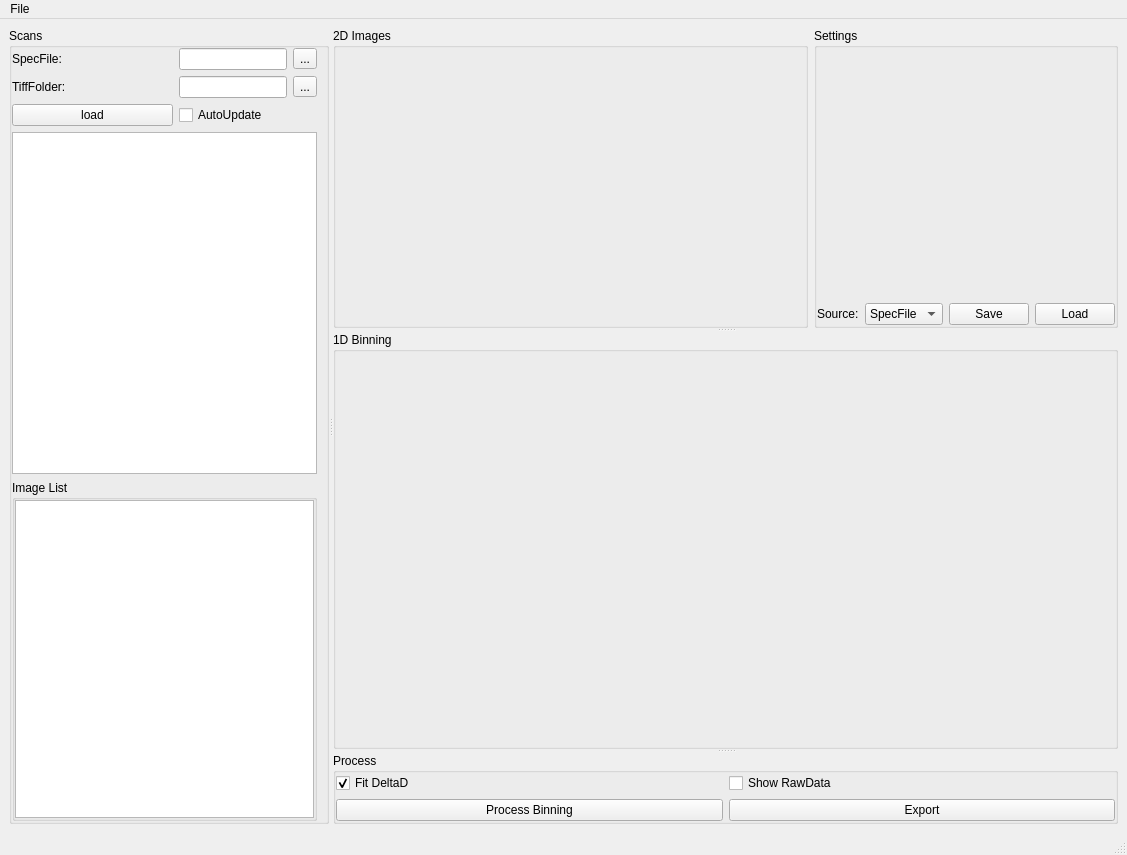
First picture: the form in src/rixsviewer/rixsviewer.ui, repository AdvancedPhotonSource/rixsviewer, before the edit.
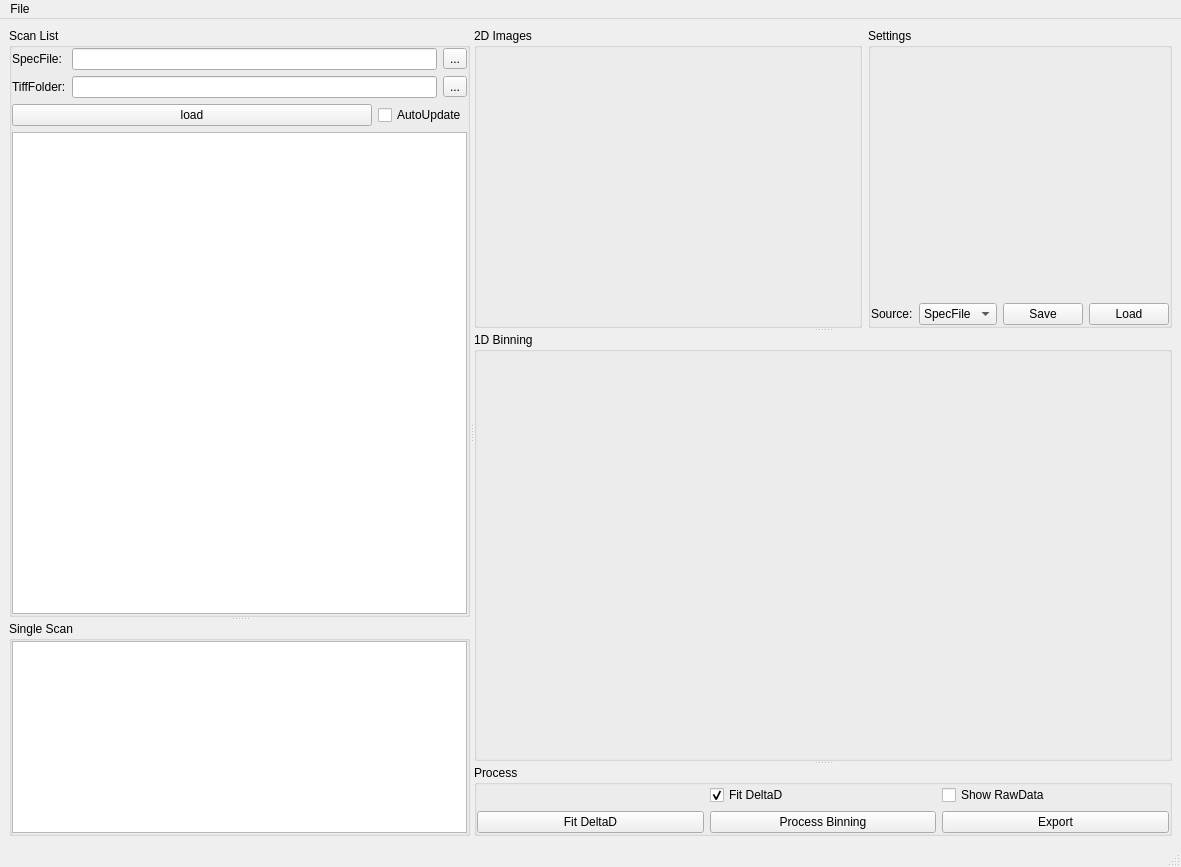
Second picture: the form after the edit. Custom widgets are drawn as their Qt base class.

```diff
--- a/src/rixsviewer/rixsviewer.ui
+++ b/src/rixsviewer/rixsviewer.ui
@@ -6,8 +6,8 @@
    <rect>
     <x>0</x>
     <y>0</y>
-    <width>1127</width>
-    <height>855</height>
+    <width>1181</width>
+    <height>867</height>
    </rect>
   </property>
   <property name="windowTitle">
@@ -16,25 +16,29 @@
   <widget class="QWidget" name="centralwidget">
    <layout class="QGridLayout" name="gridLayout_9">
     <item row="0" column="0">
-     <widget class="QSplitter" name="splitter_2">
+     <widget class="QSplitter" name="splitter_3">
       <property name="orientation">
        <enum>Qt::Orientation::Horizontal</enum>
       </property>
+      <widget class="QSplitter" name="splitter_2">
+       <property name="orientation">
+        <enum>Qt::Orientation::Vertical</enum>
+       </property>
       <widget class="QGroupBox" name="groupBox">
        <property name="sizePolicy">
         <sizepolicy hsizetype="Preferred" vsizetype="Preferred">
          <horstretch>0</horstretch>
-         <verstretch>2</verstretch>
+          <verstretch>1</verstretch>
         </sizepolicy>
        </property>
        <property name="maximumSize">
         <size>
-         <width>320</width>
+          <width>16777215</width>
          <height>16777215</height>
         </size>
        </property>
        <property name="title">
-        <string>Scans</string>
+         <string>Scan List</string>
        </property>
        <layout class="QGridLayout" name="gridLayout">
         <property name="leftMargin">
@@ -43,9 +47,42 @@
         <property name="topMargin">
          <number>0</number>
         </property>
+         <property name="rightMargin">
+          <number>0</number>
+         </property>
         <property name="bottomMargin">
          <number>0</number>
         </property>
+         <item row="0" column="0">
+          <widget class="QLabel" name="label">
+           <property name="sizePolicy">
+            <sizepolicy hsizetype="Fixed" vsizetype="Preferred">
+             <horstretch>0</horstretch>
+             <verstretch>0</verstretch>
+            </sizepolicy>
+           </property>
+           <property name="text">
+            <string>SpecFile:</string>
+           </property>
+          </widget>
+         </item>
+         <item row="0" column="1">
+          <widget class="QLineEdit" name="lineEdit_specfilename">
+           <property name="sizePolicy">
+            <sizepolicy hsizetype="Expanding" vsizetype="Fixed">
+             <horstretch>0</horstretch>
+             <verstretch>0</verstretch>
+            </sizepolicy>
+           </property>
+          </widget>
+         </item>
+         <item row="0" column="2">
+          <widget class="QToolButton" name="toolButton_load_specfile">
+           <property name="text">
+            <string>...</string>
+           </property>
+          </widget>
+         </item>
         <item row="1" column="0">
          <widget class="QLabel" name="label_3">
           <property name="sizePolicy">
@@ -59,12 +96,29 @@
           </property>
          </widget>
         </item>
+         <item row="1" column="1">
+          <widget class="QLineEdit" name="lineEdit">
+           <property name="sizePolicy">
+            <sizepolicy hsizetype="Expanding" vsizetype="Fixed">
+             <horstretch>0</horstretch>
+             <verstretch>0</verstretch>
+            </sizepolicy>
+           </property>
+          </widget>
+         </item>
+         <item row="1" column="2">
+          <widget class="QToolButton" name="toolButton_set_tifffolder">
+           <property name="text">
+            <string>...</string>
+           </property>
+          </widget>
+         </item>
         <item row="3" column="0" colspan="3">
          <widget class="QTableView" name="tableView_scan">
           <property name="sizePolicy">
            <sizepolicy hsizetype="Preferred" vsizetype="Preferred">
             <horstretch>0</horstretch>
-            <verstretch>0</verstretch>
+             <verstretch>1</verstretch>
            </sizepolicy>
           </property>
           <property name="selectionMode">
@@ -72,97 +126,9 @@
           </property>
          </widget>
         </item>
-        <item row="4" column="0" colspan="3">
-         <widget class="QGroupBox" name="groupBox_2">
-          <property name="sizePolicy">
-           <sizepolicy hsizetype="Fixed" vsizetype="Preferred">
-            <horstretch>0</horstretch>
-            <verstretch>0</verstretch>
-           </sizepolicy>
-          </property>
-          <property name="maximumSize">
-           <size>
-            <width>320</width>
-            <height>16777215</height>
-           </size>
-          </property>
-          <property name="title">
-           <string>Image List</string>
-          </property>
-          <layout class="QGridLayout" name="gridLayout_2">
-           <property name="leftMargin">
-            <number>0</number>
-           </property>
-           <property name="topMargin">
-            <number>0</number>
-           </property>
-           <property name="rightMargin">
-            <number>0</number>
-           </property>
-           <property name="bottomMargin">
-            <number>0</number>
-           </property>
-           <item row="0" column="0">
-            <widget class="QTableView" name="tableView_image">
-             <property name="sizePolicy">
-              <sizepolicy hsizetype="Preferred" vsizetype="Preferred">
-               <horstretch>0</horstretch>
-               <verstretch>0</verstretch>
-              </sizepolicy>
-             </property>
-            </widget>
-           </item>
-          </layout>
-         </widget>
-        </item>
-        <item row="0" column="1">
-         <widget class="QLineEdit" name="lineEdit_specfilename">
-          <property name="sizePolicy">
-           <sizepolicy hsizetype="Preferred" vsizetype="Fixed">
-            <horstretch>0</horstretch>
-            <verstretch>0</verstretch>
-           </sizepolicy>
-          </property>
-         </widget>
-        </item>
-        <item row="0" column="0">
-         <widget class="QLabel" name="label">
-          <property name="sizePolicy">
-           <sizepolicy hsizetype="Fixed" vsizetype="Preferred">
-            <horstretch>0</horstretch>
-            <verstretch>0</verstretch>
-           </sizepolicy>
-          </property>
-          <property name="text">
-           <string>SpecFile:</string>
-          </property>
-         </widget>
-        </item>
-        <item row="0" column="2">
-         <widget class="QToolButton" name="toolButton_load_specfile">
-          <property name="text">
-           <string>...</string>
-          </property>
-         </widget>
-        </item>
-        <item row="1" column="1">
-         <widget class="QLineEdit" name="lineEdit">
-          <property name="sizePolicy">
-           <sizepolicy hsizetype="Preferred" vsizetype="Fixed">
-            <horstretch>0</horstretch>
-            <verstretch>0</verstretch>
-           </sizepolicy>
-          </property>
-         </widget>
-        </item>
-        <item row="1" column="2">
-         <widget class="QToolButton" name="toolButton_set_tifffolder">
-          <property name="text">
-           <string>...</string>
-          </property>
-         </widget>
-        </item>
-        <item row="2" column="0">
+         <item row="2" column="0" colspan="3">
+          <layout class="QHBoxLayout" name="horizontalLayout_2">
+           <item>
          <widget class="QPushButton" name="pushButton_load_scan">
           <property name="sizePolicy">
            <sizepolicy hsizetype="Expanding" vsizetype="Fixed">
@@ -187,7 +153,7 @@
           </property>
          </widget>
         </item>
-        <item row="2" column="1">
+           <item>
          <widget class="QCheckBox" name="checkBox_autoupdate">
           <property name="text">
            <string>AutoUpdate</string>
@@ -195,6 +161,50 @@
          </widget>
         </item>
        </layout>
+         </item>
+        </layout>
+       </widget>
+       <widget class="QGroupBox" name="groupBox_2">
+        <property name="sizePolicy">
+         <sizepolicy hsizetype="Preferred" vsizetype="Preferred">
+          <horstretch>0</horstretch>
+          <verstretch>0</verstretch>
+         </sizepolicy>
+        </property>
+        <property name="maximumSize">
+         <size>
+          <width>16777215</width>
+          <height>16777215</height>
+         </size>
+        </property>
+        <property name="title">
+         <string>Single Scan</string>
+        </property>
+        <layout class="QGridLayout" name="gridLayout_2">
+         <property name="leftMargin">
+          <number>0</number>
+         </property>
+         <property name="topMargin">
+          <number>0</number>
+         </property>
+         <property name="rightMargin">
+          <number>0</number>
+         </property>
+         <property name="bottomMargin">
+          <number>0</number>
+         </property>
+         <item row="0" column="0">
+          <widget class="QTableView" name="tableView_image">
+           <property name="sizePolicy">
+            <sizepolicy hsizetype="Preferred" vsizetype="Preferred">
+             <horstretch>0</horstretch>
+             <verstretch>1</verstretch>
+            </sizepolicy>
+           </property>
+          </widget>
+         </item>
+        </layout>
+       </widget>
       </widget>
       <widget class="QSplitter" name="splitter">
        <property name="orientation">
@@ -386,7 +396,21 @@
          <property name="bottomMargin">
           <number>0</number>
          </property>
-         <item row="0" column="0">
+         <item row="1" column="2">
+          <widget class="QPushButton" name="pushButton">
+           <property name="text">
+            <string>Export</string>
+           </property>
+          </widget>
+         </item>
+         <item row="0" column="2">
+          <widget class="QCheckBox" name="checkBox_show_rawdata">
+           <property name="text">
+            <string>Show RawData</string>
+           </property>
+          </widget>
+         </item>
+         <item row="0" column="1">
           <widget class="QCheckBox" name="checkBox_fit_pixel_size">
            <property name="text">
             <string>Fit DeltaD</string>
@@ -396,24 +420,17 @@
            </property>
           </widget>
          </item>
-         <item row="0" column="1">
-          <widget class="QCheckBox" name="checkBox_show_rawdata">
-           <property name="text">
-            <string>Show RawData</string>
-           </property>
-          </widget>
-         </item>
-         <item row="1" column="0">
+         <item row="1" column="1">
           <widget class="QPushButton" name="pushButton_process">
            <property name="text">
             <string>Process Binning</string>
            </property>
           </widget>
          </item>
-         <item row="1" column="1">
-          <widget class="QPushButton" name="pushButton">
+         <item row="1" column="0">
+          <widget class="QPushButton" name="pushButton_2">
            <property name="text">
-            <string>Export</string>
+            <string>Fit DeltaD</string>
            </property>
           </widget>
          </item>
@@ -429,7 +446,7 @@
     <rect>
      <x>0</x>
      <y>0</y>
-     <width>1127</width>
+     <width>1181</width>
      <height>23</height>
     </rect>
    </property>
```
Left out of the diff: 2 changed lines with no effect on the pictures. Lines whose indentation alone changed are shown as unchanged.
